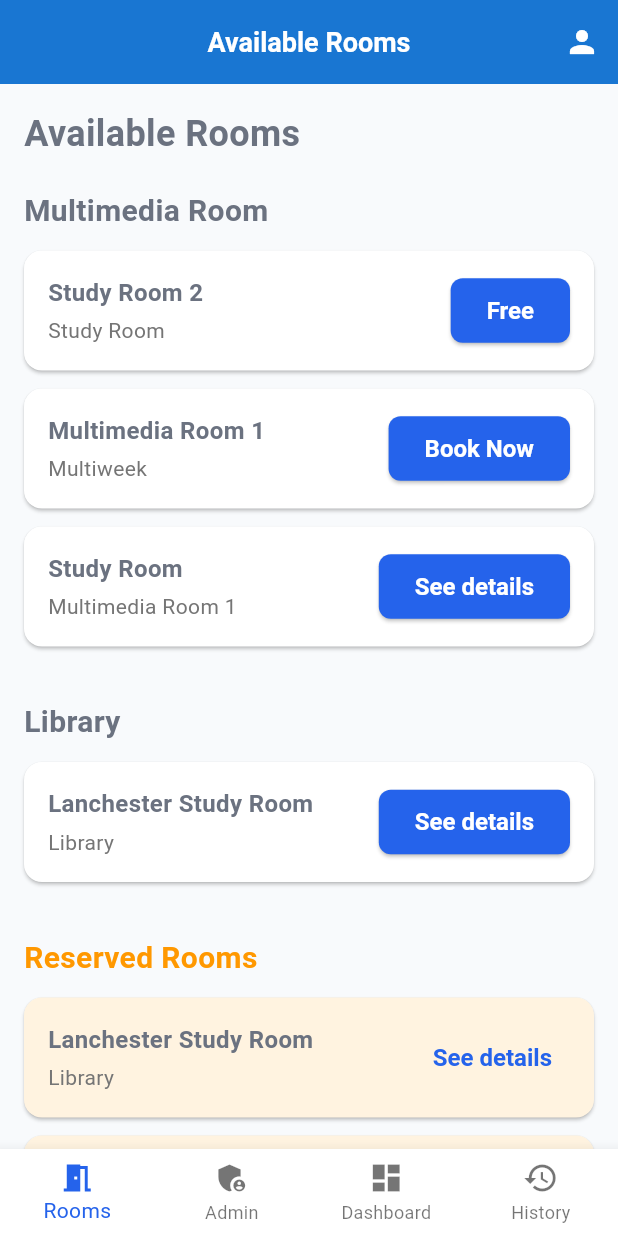
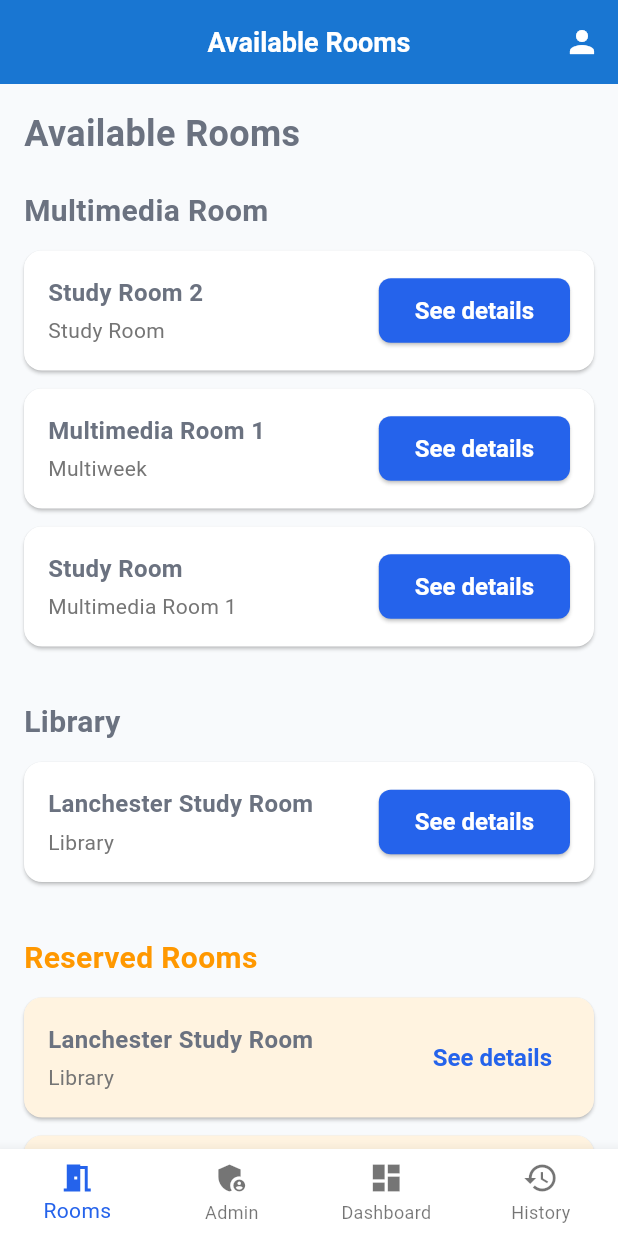
Before and after one commit to riley-tannie/room_booking, a Flutter app: the HomeStaff screen opened directly, on a phone screen of 412 x 824 dp. Run offline on Flutter 3.47's test engine with Material 3 defaults, Android fonts, the phone set to English and light mode, and no system bars.

Commit message:
staff_details edited

```diff
--- a/lib/staff/home_staff.dart
+++ b/lib/staff/home_staff.dart
@@ -48,8 +48,8 @@ class _HomeStaffState extends State<HomeStaff> {
             _buildRoomSection(
               'Multimedia Room',
               [
-                _RoomItem('Study Room 2', 'Study Room', 'Free'),
-                _RoomItem('Multimedia Room 1', 'Multiweek', 'Book Now'),
+                _RoomItem('Study Room 2', 'Study Room', 'See details'),
+                _RoomItem('Multimedia Room 1', 'Multiweek', 'See details'),
                 _RoomItem('Study Room', 'Multimedia Room 1', 'See details'),
               ],
             ),
```
